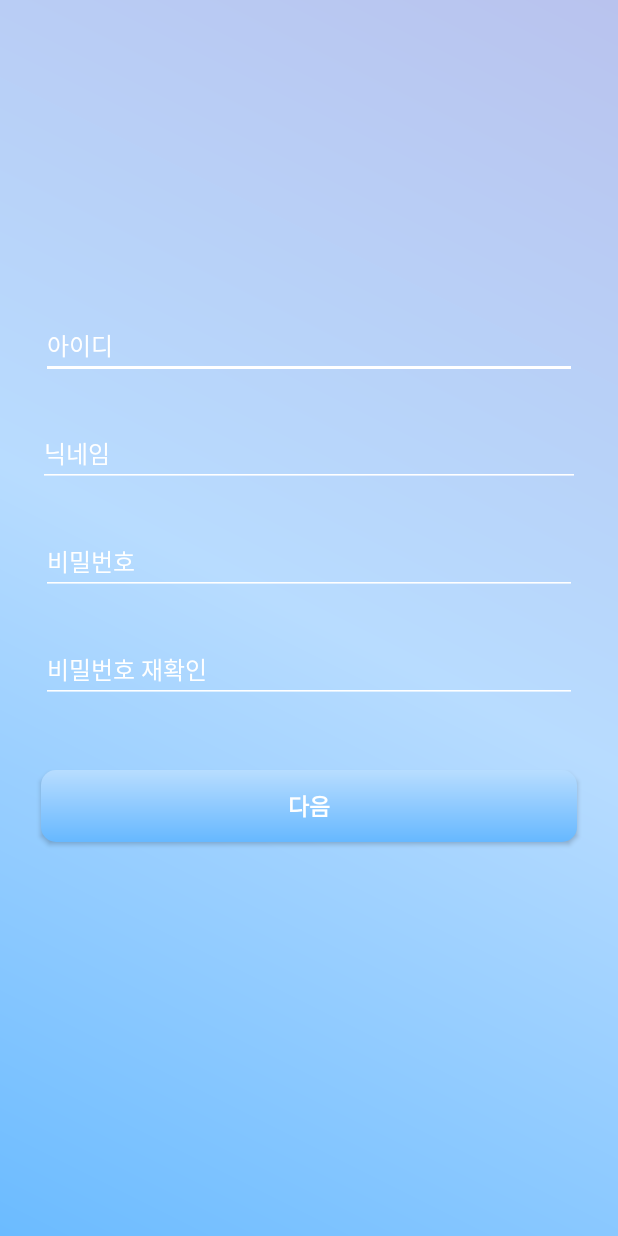
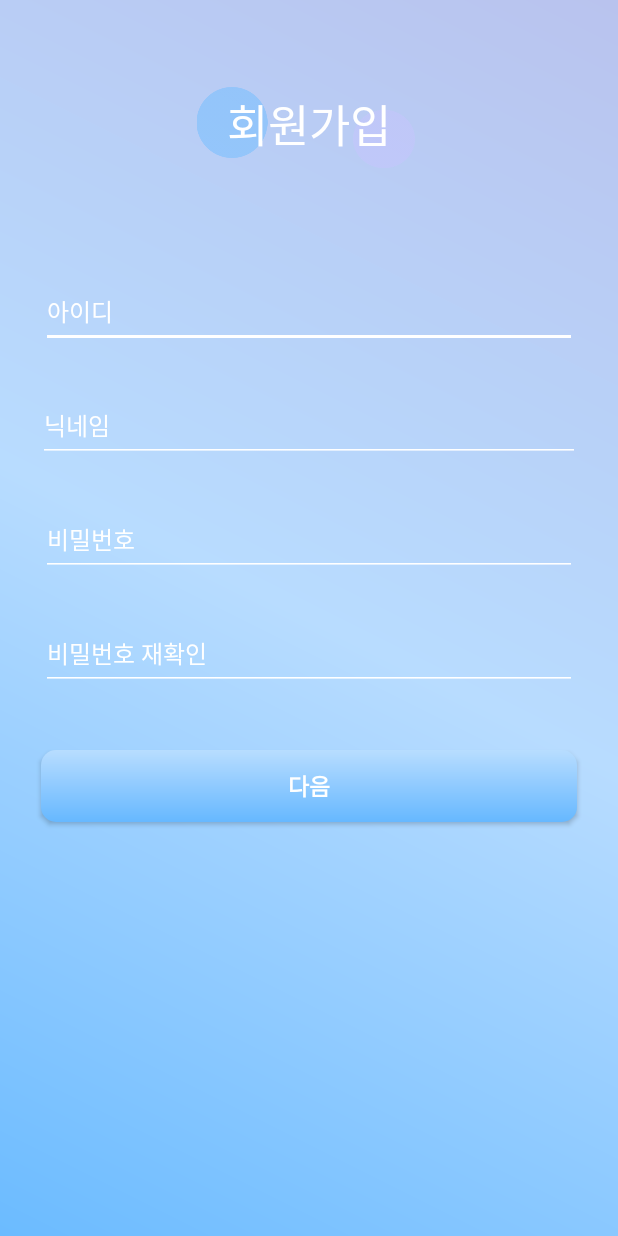
Before and after one commit to 0dahye0/HowMuch, an Android app: the layout activity_signup.xml on its own in the app's theme, with its tools: preview values and no code run, on a phone screen of 412 x 824 dp. Run offline under Robolectric (Android 15) with nearby library versions, the phone set to English and light mode, and no system bars.

Commit message:
로그인 첫 화면, 회원가입 첫번째 페이지 화면 구성

```diff
--- a/app/src/main/res/layout/activity_signup.xml
+++ b/app/src/main/res/layout/activity_signup.xml
@@ -5,90 +5,139 @@
     android:layout_width="match_parent"
     android:layout_height="match_parent"
     android:background="@drawable/watering_background">
+
+    <ImageView
+        android:id="@+id/imageView"
+        android:layout_width="53dp"
+        android:layout_height="47dp"
+        android:layout_marginTop="72dp"
+        app:layout_constraintBottom_toBottomOf="@+id/signup"
+        app:layout_constraintEnd_toEndOf="parent"
+        app:layout_constraintHorizontal_bias="0.357"
+        app:layout_constraintStart_toStartOf="parent"
+        app:layout_constraintTop_toTopOf="parent"
+        app:layout_constraintVertical_bias="1.0"
+        app:srcCompat="@drawable/cirblue" />
+
+    <ImageView
+        android:id="@+id/imageView2"
+        android:layout_width="41dp"
+        android:layout_height="41dp"
+        android:layout_marginTop="12dp"
+        app:layout_constraintEnd_toEndOf="parent"
+        app:layout_constraintHorizontal_bias="0.635"
+        app:layout_constraintStart_toStartOf="parent"
+        app:layout_constraintTop_toTopOf="@+id/signup"
+        app:srcCompat="@drawable/cirpurple" />
+
     <EditText
         android:id="@+id/signup_id"
         android:layout_width="match_parent"
         android:layout_height="wrap_content"
-        android:layout_marginTop="208dp"
         android:layout_marginStart="27dp"
+        android:layout_marginTop="184dp"
         android:layout_marginEnd="27dp"
+        android:backgroundTint="@color/white"
+        android:fontFamily="@font/font_regular"
+        android:hint="아이디"
+        android:minHeight="48dp"
+        android:singleLine="true"
         android:textColor="@color/white"
+        android:textColorHint="@color/white"
         android:textSize="16sp"
-        android:hint="아이디"
-        android:singleLine="true"
-        android:fontFamily="@font/font_regular"
-        android:textColorHint="@color/white"
-        android:backgroundTint="@color/white"
-        app:layout_constraintTop_toTopOf="parent"
+        app:layout_constraintEnd_toEndOf="parent"
+        app:layout_constraintHorizontal_bias="0.0"
         app:layout_constraintStart_toStartOf="parent"
-        app:layout_constraintEnd_toEndOf="parent"/>
+        app:layout_constraintTop_toTopOf="parent" />
+
     <EditText
         android:id="@+id/signup_nickname"
         android:layout_width="match_parent"
         android:layout_height="wrap_content"
-        android:layout_marginTop="280dp"
         android:layout_marginStart="25dp"
+        android:layout_marginTop="28dp"
         android:layout_marginEnd="25dp"
+        android:backgroundTint="@color/white"
+        android:fontFamily="@font/font_regular"
+        android:hint="닉네임"
+        android:minHeight="48dp"
+        android:singleLine="true"
         android:textColor="@color/white"
+        android:textColorHint="@color/white"
         android:textSize="16sp"
-        android:hint="닉네임"
-        android:singleLine="true"
-        android:fontFamily="@font/font_regular"
-        android:textColorHint="@color/white"
-        android:backgroundTint="@color/white"
-        app:layout_constraintTop_toTopOf="parent"
+        app:layout_constraintEnd_toEndOf="parent"
+        app:layout_constraintHorizontal_bias="0.0"
         app:layout_constraintStart_toStartOf="parent"
-        app:layout_constraintEnd_toEndOf="parent"/>
+        app:layout_constraintTop_toBottomOf="@+id/signup_id" />
+
     <EditText
         android:id="@+id/signup_pw"
         android:layout_width="match_parent"
         android:layout_height="wrap_content"
-        android:layout_marginTop="352dp"
         android:layout_marginStart="27dp"
+        android:layout_marginTop="28dp"
         android:layout_marginEnd="27dp"
+        android:backgroundTint="@color/white"
+        android:fontFamily="@font/font_regular"
+        android:hint="비밀번호"
+        android:minHeight="48dp"
+        android:singleLine="true"
         android:textColor="@color/white"
+        android:textColorHint="@color/white"
         android:textSize="16sp"
-        android:hint="비밀번호"
-        android:singleLine="true"
-        android:fontFamily="@font/font_regular"
-        android:textColorHint="@color/white"
-        android:backgroundTint="@color/white"
-        app:layout_constraintTop_toTopOf="parent"
+        app:layout_constraintEnd_toEndOf="parent"
+        app:layout_constraintHorizontal_bias="0.0"
         app:layout_constraintStart_toStartOf="parent"
-        app:layout_constraintEnd_toEndOf="parent"/>
+        app:layout_constraintTop_toBottomOf="@+id/signup_nickname" />
+
     <EditText
         android:id="@+id/signup_pw_check"
         android:layout_width="match_parent"
         android:layout_height="wrap_content"
-        android:layout_marginTop="424dp"
         android:layout_marginStart="27dp"
+        android:layout_marginTop="28dp"
         android:layout_marginEnd="27dp"
+        android:backgroundTint="@color/white"
+        android:fontFamily="@font/font_regular"
+        android:hint="비밀번호 재확인"
+        android:minHeight="48dp"
+        android:singleLine="true"
         android:textColor="@color/white"
+        android:textColorHint="@color/white"
         android:textSize="16sp"
-        android:hint="비밀번호 재확인"
-        android:singleLine="true"
-        android:fontFamily="@font/font_regular"
-        android:textColorHint="@color/white"
-        android:backgroundTint="@color/white"
-        app:layout_constraintTop_toTopOf="parent"
+        app:layout_constraintEnd_toEndOf="parent"
+        app:layout_constraintHorizontal_bias="1.0"
         app:layout_constraintStart_toStartOf="parent"
-        app:layout_constraintEnd_toEndOf="parent"/>
+        app:layout_constraintTop_toBottomOf="@+id/signup_pw" />
 
     <androidx.appcompat.widget.AppCompatButton
         android:id="@+id/signup_doned"
         android:layout_width="match_parent"
         android:layout_height="wrap_content"
         android:layout_marginStart="27dp"
+        android:layout_marginTop="40dp"
         android:layout_marginEnd="27dp"
-        android:layout_marginTop="513dp"
+        android:background="@drawable/watering_button_blue"
+        android:fontFamily="@font/font_regular"
         android:text="다음"
+        android:textColor="@color/white"
         android:textSize="15sp"
         android:textStyle="bold"
-        android:fontFamily="@font/font_regular"
-        android:textColor="@color/white"
-        android:background="@drawable/watering_button_blue"
-        app:layout_constraintTop_toTopOf="parent"
+        app:layout_constraintEnd_toEndOf="parent"
+        app:layout_constraintHorizontal_bias="1.0"
         app:layout_constraintStart_toStartOf="parent"
-        app:layout_constraintEnd_toEndOf="parent"/>
+        app:layout_constraintTop_toBottomOf="@+id/signup_pw_check" />
+
+    <TextView
+        android:id="@+id/signup"
+        android:layout_width="wrap_content"
+        android:layout_height="wrap_content"
+        android:layout_marginTop="60dp"
+        android:text="회원가입"
+        android:textColor="#FFFFFF"
+        android:textSize="30sp"
+        app:layout_constraintEnd_toEndOf="parent"
+        app:layout_constraintStart_toStartOf="parent"
+        app:layout_constraintTop_toTopOf="parent" />
 
 </androidx.constraintlayout.widget.ConstraintLayout>
```
Also changed, not shown: app/src/main/res/layout/activity_login.xml (+30 -22 lines), app/src/main/res/layout/fragment_main_mypage.xml (+1 -8 lines), app/src/main/res/drawable-v24/plant.png (deleted), app/src/main/res/drawable/cirblue.png (added), app/src/main/res/drawable/cirpurple.png (added), app/src/main/res/drawable/logo.png (added), app/src/main/res/drawable/logo2.png (added).
